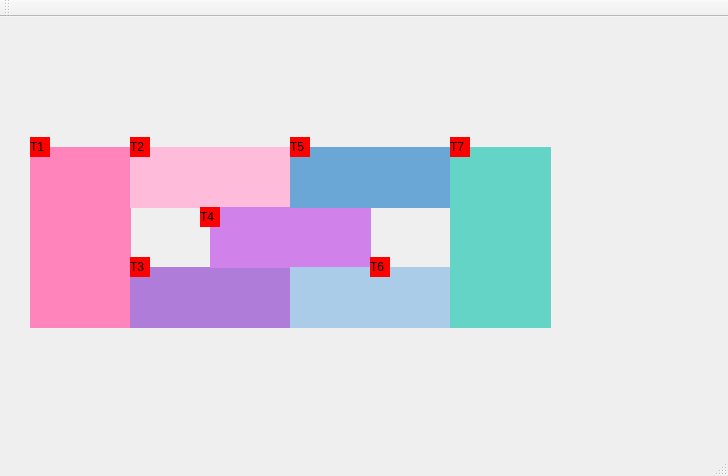
First picture: the form in mainwindow.ui, repository emillicosta/simuladortrem, before the edit.
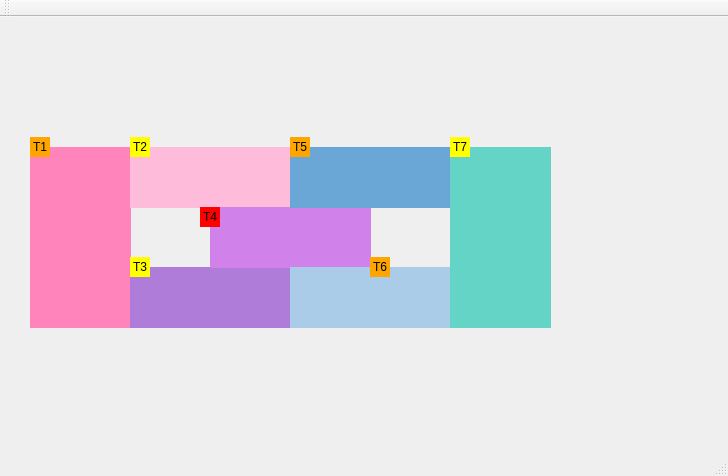
Second picture: the form after the edit.

Commit message: mudando o layout

The edit to the form file:
```diff
--- a/mainwindow.ui
+++ b/mainwindow.ui
@@ -136,10 +136,11 @@
      </rect>
     </property>
     <property name="styleSheet">
-     <string notr="true">background-color: red</string>
+     <string notr="true">background-color: yellow;
+text-align: center;</string>
     </property>
     <property name="text">
-     <string>T2</string>
+     <string> T2</string>
     </property>
    </widget>
    <widget class="QLabel" name="labelTrem01">
@@ -152,10 +153,10 @@
      </rect>
     </property>
     <property name="styleSheet">
-     <string notr="true">background-color: red</string>
+     <string notr="true">background-color: orange</string>
     </property>
     <property name="text">
-     <string>T1</string>
+     <string> T1</string>
     </property>
    </widget>
    <widget class="QLabel" name="labelTrem05">
@@ -168,10 +169,10 @@
      </rect>
     </property>
     <property name="styleSheet">
-     <string notr="true">background-color: red</string>
+     <string notr="true">background-color: orange</string>
     </property>
     <property name="text">
-     <string>T5</string>
+     <string> T5</string>
     </property>
    </widget>
    <widget class="QLabel" name="labelTrem03">
@@ -184,10 +185,10 @@
      </rect>
     </property>
     <property name="styleSheet">
-     <string notr="true">background-color: red</string>
+     <string notr="true">background-color: yellow</string>
     </property>
     <property name="text">
-     <string>T3</string>
+     <string> T3</string>
     </property>
    </widget>
    <widget class="QLabel" name="labelTrem04">
@@ -203,7 +204,7 @@
      <string notr="true">background-color: red</string>
     </property>
     <property name="text">
-     <string>T4</string>
+     <string> T4</string>
     </property>
    </widget>
    <widget class="QLabel" name="labelTrem06">
@@ -216,10 +217,10 @@
      </rect>
     </property>
     <property name="styleSheet">
-     <string notr="true">background-color: red</string>
+     <string notr="true">background-color: orange</string>
     </property>
     <property name="text">
-     <string>T6</string>
+     <string> T6</string>
     </property>
    </widget>
    <widget class="QLabel" name="labelTrem07">
@@ -232,10 +233,23 @@
      </rect>
     </property>
     <property name="styleSheet">
-     <string notr="true">background-color: red</string>
+     <string notr="true">background-color: yellow</string>
     </property>
     <property name="text">
-     <string>T7</string>
+     <string> T7</string>
+    </property>
+   </widget>
+   <widget class="QLabel" name="label">
+    <property name="geometry">
+     <rect>
+      <x>230</x>
+      <y>70</y>
+      <width>59</width>
+      <height>15</height>
+     </rect>
+    </property>
+    <property name="text">
+     <string/>
     </property>
    </widget>
   </widget>
```
Left out of the diff: 5 changed lines with no effect on the pictures. The commit also changes 3 other files.
